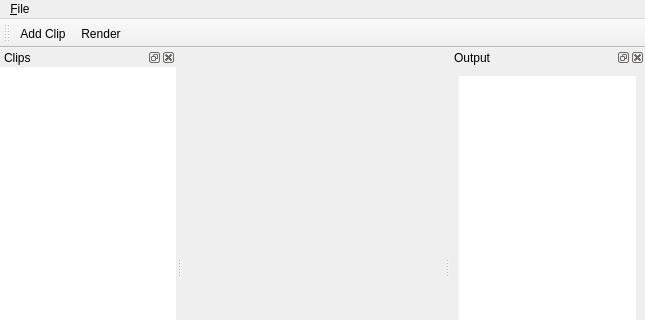
Qt form dieschere/main.ui (ralsina/24-hour-apps) before a commit; both pictures show x 0 to 645 and y 0 to 320 of the 645 by 508 pixel window.
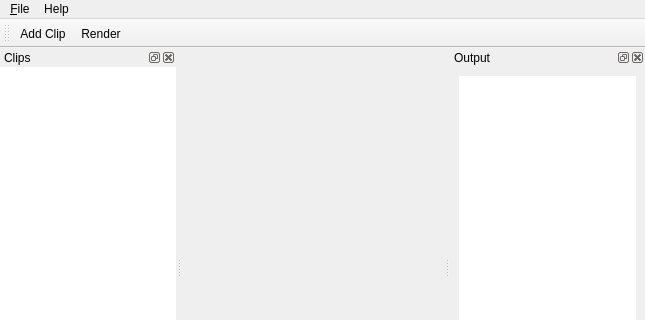
The same form after that commit. Icons and pictures are not drawn. Custom widgets are drawn as their Qt base class.

Commit message: Added help menu entry, added warning on exiting with pending changes

What changed in the file:
```diff
--- a/dieschere/main.ui
+++ b/dieschere/main.ui
@@ -170,7 +170,14 @@
     <addaction name="separator"/>
     <addaction name="actionQuit"/>
    </widget>
+   <widget class="QMenu" name="menuHelp">
+    <property name="title">
+     <string>Help</string>
+    </property>
+    <addaction name="actionAbout_Die_Schere"/>
+   </widget>
    <addaction name="menuFile"/>
+   <addaction name="menuHelp"/>
   </widget>
   <widget class="QStatusBar" name="statusbar"/>
   <widget class="QToolBar" name="toolBar">
```
Left out of the diff: 5 changed lines with no effect on the pictures. The commit also changes 3 other files.
